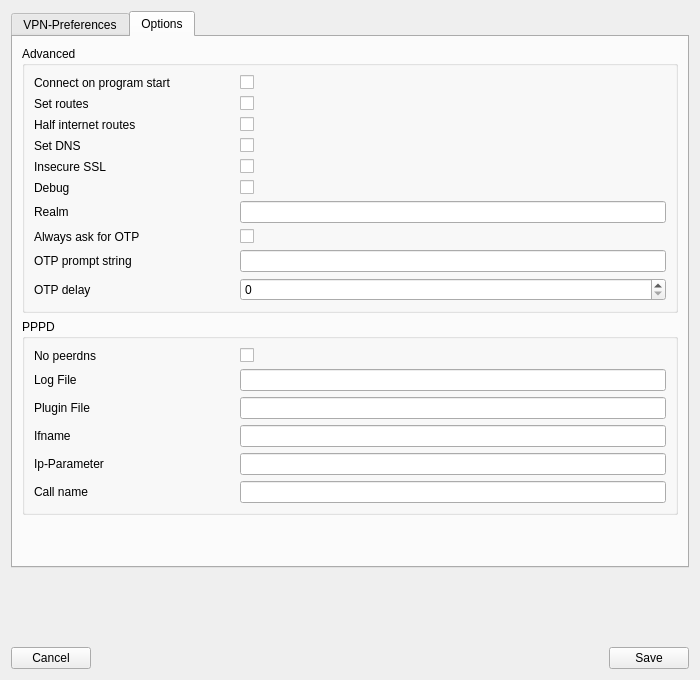
This is openfortigui/vpnprofileeditor.ui in theinvisible/openfortigui as Qt 5 draws it before an edit. The edited form follows.
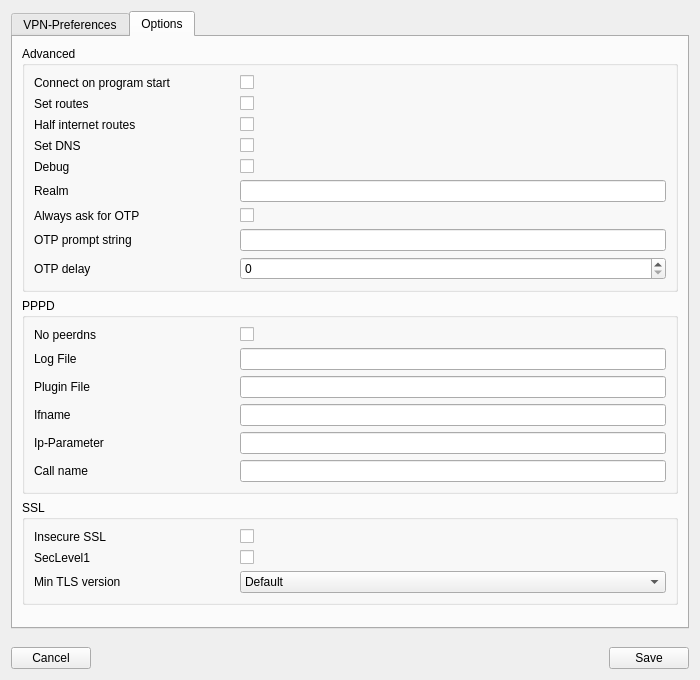
This is the edited form. The open tabs and pages were chosen to show the change.

Patch:
```diff
--- a/openfortigui/vpnprofileeditor.ui
+++ b/openfortigui/vpnprofileeditor.ui
@@ -341,26 +341,6 @@
             </property>
            </widget>
           </item>
-          <item row="5" column="0">
-           <widget class="QLabel" name="label_14">
-            <property name="minimumSize">
-             <size>
-              <width>200</width>
-              <height>0</height>
-             </size>
-            </property>
-            <property name="text">
-             <string>Insecure SSL</string>
-            </property>
-           </widget>
-          </item>
-          <item row="5" column="1">
-           <widget class="QCheckBox" name="cbInsecureSSL">
-            <property name="text">
-             <string/>
-            </property>
-           </widget>
-          </item>
           <item row="6" column="0">
            <widget class="QLabel" name="label_10">
             <property name="minimumSize">
@@ -581,6 +561,85 @@
          </layout>
         </widget>
        </item>
+       <item>
+        <widget class="QGroupBox" name="groupBox_4">
+         <property name="title">
+          <string>SSL</string>
+         </property>
+         <layout class="QFormLayout" name="formLayout_5">
+          <item row="2" column="0">
+           <widget class="QLabel" name="label_14">
+            <property name="minimumSize">
+             <size>
+              <width>200</width>
+              <height>0</height>
+             </size>
+            </property>
+            <property name="text">
+             <string>Insecure SSL</string>
+            </property>
+           </widget>
+          </item>
+          <item row="2" column="1">
+           <widget class="QCheckBox" name="cbInsecureSSL">
+            <property name="text">
+             <string/>
+            </property>
+           </widget>
+          </item>
+          <item row="3" column="0">
+           <widget class="QLabel" name="label_27">
+            <property name="text">
+             <string>SecLevel1</string>
+            </property>
+           </widget>
+          </item>
+          <item row="3" column="1">
+           <widget class="QCheckBox" name="cbSecLevel1">
+            <property name="text">
+             <string/>
+            </property>
+           </widget>
+          </item>
+          <item row="4" column="0">
+           <widget class="QLabel" name="label_28">
+            <property name="text">
+             <string>Min TLS version</string>
+            </property>
+           </widget>
+          </item>
+          <item row="4" column="1">
+           <widget class="QComboBox" name="comboMinTLSVersion">
+            <item>
+             <property name="text">
+              <string>Default</string>
+             </property>
+            </item>
+            <item>
+             <property name="text">
+              <string>1.0</string>
+             </property>
+            </item>
+            <item>
+             <property name="text">
+              <string>1.1</string>
+             </property>
+            </item>
+            <item>
+             <property name="text">
+              <string>1.2</string>
+             </property>
+            </item>
+            <item>
+             <property name="text">
+              <string>1.3</string>
+             </property>
+            </item>
+           </widget>
+          </item>
+         </layout>
+        </widget>
+       </item>
        <item>
         <spacer name="verticalSpacer_2">
          <property name="orientation">
```
